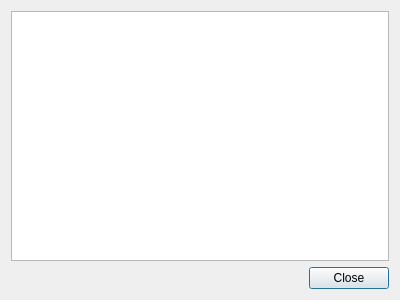
Before: the Qt Designer form src/qt/forms/transactiondescdialog.ui in psdgithub/bitcoin, drawn with Qt 5.
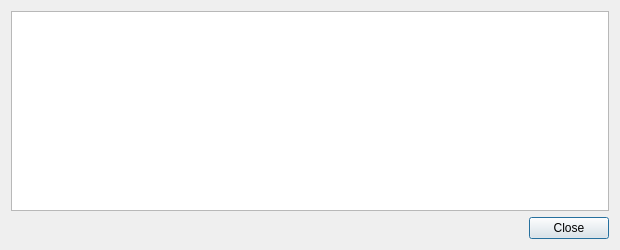
After: the same form once the commit is applied.

The edit to the form file:
```diff
--- a/src/qt/forms/transactiondescdialog.ui
+++ b/src/qt/forms/transactiondescdialog.ui
@@ -6,8 +6,8 @@
    <rect>
     <x>0</x>
     <y>0</y>
-    <width>400</width>
-    <height>300</height>
+    <width>620</width>
+    <height>250</height>
    </rect>
   </property>
   <property name="windowTitle">
```
Left out of the diff: 2 changed lines with no effect on the pictures.
